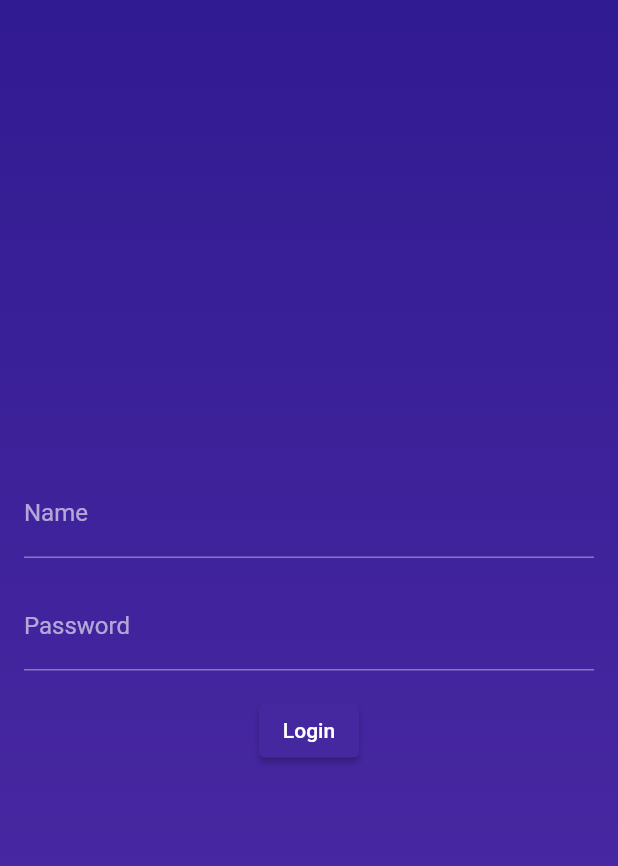
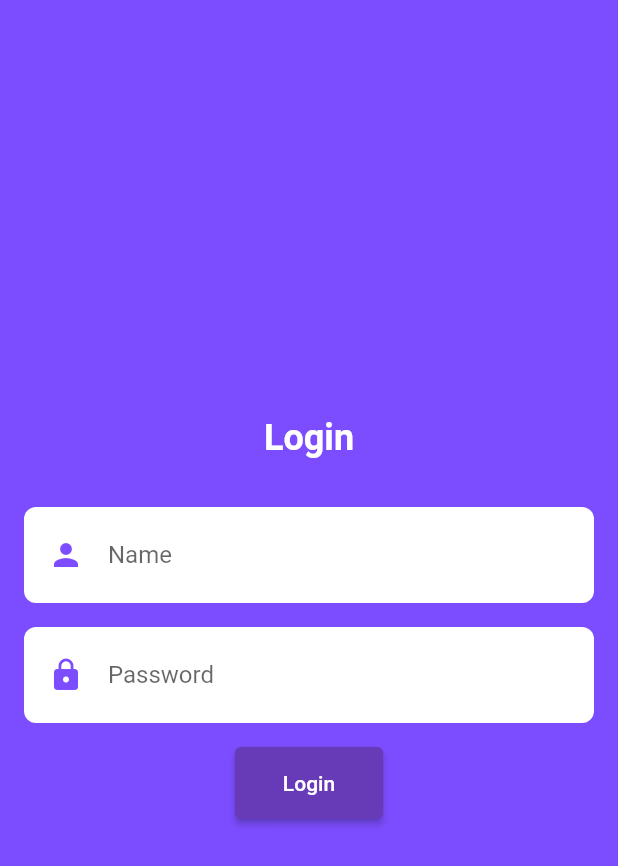
Before and after one commit to Nallu-Swami/Gamified_Education_RuIn, a Flutter app: the screen it shows after launch, on a phone screen of 412 x 824 dp. Shown: the top 866 px of the screen. Run offline on Flutter 3.47's test engine with Material 2 defaults, Android fonts, the phone set to English and light mode, and no system bars.

Commit message:
Beutification of login window

```diff
--- a/lib/main.dart
+++ b/lib/main.dart
@@ -1,6 +1,4 @@
 import 'package:flutter/material.dart';
-
-import 'package:study_ruin/IntroScreen.dart';
 
 void main() {
   runApp(const MyApp());
@@ -14,10 +12,9 @@ class MyApp extends StatelessWidget {
     return MaterialApp(
       title: 'Study_RuIns',
       theme: ThemeData(
-        brightness: Brightness.dark, // Set the overall dark theme
-        primarySwatch: Colors.deepPurple, // Customize the primary color
+        primarySwatch: Colors.blue,
       ),
-      debugShowCheckedModeBanner: false, // Remove the debug tag
+      debugShowCheckedModeBanner: false,
       home: LoginPage(),
     );
   }
@@ -25,70 +22,116 @@ class MyApp extends StatelessWidget {
 
 class LoginPage extends StatelessWidget {
   final TextEditingController nameController = TextEditingController();
-  final TextEditingController passwordController = TextEditingController(); // Change the controller name
+  final TextEditingController passwordController = TextEditingController();
 
   @override
   Widget build(BuildContext context) {
     return Scaffold(
-      body: Container(
+      body: Stack(
+        children: [
+          Container(
+            color: Colors.deepPurpleAccent,
+          ),
+          Padding(
             padding: const EdgeInsets.all(16.0),
-        decoration: BoxDecoration(
-          gradient: LinearGradient(
-            begin: Alignment.topCenter,
-            end: Alignment.bottomCenter,
-            colors: [
-              Colors.deepPurple.shade900,
-              Colors.deepPurple.shade700,
-            ],
-          ),
-        ),
             child: Column(
               mainAxisAlignment: MainAxisAlignment.center,
               children: [
-            TextField(
+                Text(
+                  'Login',
+                  style: TextStyle(
+                    color: Colors.white,
+                    fontSize: 24,
+                    fontWeight: FontWeight.bold,
+                  ),
+                ),
+                SizedBox(height: 32),
+                Container(
+                  padding: EdgeInsets.symmetric(horizontal: 16, vertical: 8),
+                  decoration: BoxDecoration(
+                    color: Colors.white,
+                    borderRadius: BorderRadius.circular(8),
+                  ),
+                  child: TextField(
                     controller: nameController,
-              decoration: const InputDecoration(
-                labelText: 'Name',
+                    decoration: InputDecoration(
+                      hintText: 'Name',
+                      border: InputBorder.none,
+                      icon: Icon(Icons.person, color: Colors.deepPurpleAccent),
                     ),
-              style: const TextStyle(color: Colors.white),
+                    style: TextStyle(color: Colors.deepPurpleAccent),
                   ),
-            const SizedBox(height: 16),
-            TextField(
+                ),
+                SizedBox(height: 16),
+                Container(
+                  padding: EdgeInsets.symmetric(horizontal: 16, vertical: 8),
+                  decoration: BoxDecoration(
+                    color: Colors.white,
+                    borderRadius: BorderRadius.circular(8),
+                  ),
+                  child: TextField(
                     controller: passwordController,
-              decoration: const InputDecoration(
-                labelText: 'Password', // Change the label text
+                    decoration: InputDecoration(
+                      hintText: 'Password',
+                      border: InputBorder.none,
+                      icon: Icon(Icons.lock, color: Colors.deepPurpleAccent),
                     ),
-              obscureText: true, // Set the password field to obscure the text
-              style: const TextStyle(color: Colors.white),
+                    obscureText: true,
+                    style: TextStyle(color: Colors.deepPurpleAccent),
                   ),
-            const SizedBox(height: 16),
+                ),
+                SizedBox(height: 16),
                 ElevatedButton(
                   onPressed: () {
                     final String name = nameController.text;
-                final String password = passwordController.text; // Change the variable name
+                    final String password = passwordController.text;
 
                     // Perform login logic with name and password
 
                     // Example validation
                     if (name.isNotEmpty && password.isNotEmpty) {
-                  // Navigate to the To_do_page or perform necessary actions
+                      // Navigate to the ToDoPage or perform necessary actions
                       Navigator.push(
                         context,
                         MaterialPageRoute(
-                      builder: (context) => ToDoPage(name: name, password: password), // Change the parameter name
+                          builder: (context) =>
+                              ToDoPage(name: name, password: password),
                         ),
                       );
                     }
                   },
-              child: const Text('Login'),
+                  child: Text('Login'),
                   style: ElevatedButton.styleFrom(
-                primary: Colors.deepPurple.shade800,
+                    primary: Colors.deepPurple,
                     onPrimary: Colors.white,
+                    padding: EdgeInsets.symmetric(horizontal: 32, vertical: 16),
                   ),
                 ),
               ],
             ),
           ),
+        ],
+      ),
     );
   }
 }
+
+class ToDoPage extends StatelessWidget {
+  final String name;
+  final String password;
+
+  const ToDoPage({Key? key, required this.name, required this.password})
+      : super(key: key);
+
+  @override
+  Widget build(BuildContext context) {
+    return Scaffold(
+      appBar: AppBar(
+        title: Text('Welcome, $name!'),
+      ),
+      body: Center(
+        child: Text('To-Do Page'),
+      ),
+    );
+  }
+}
```
Lines whose indentation alone changed are shown as unchanged.
